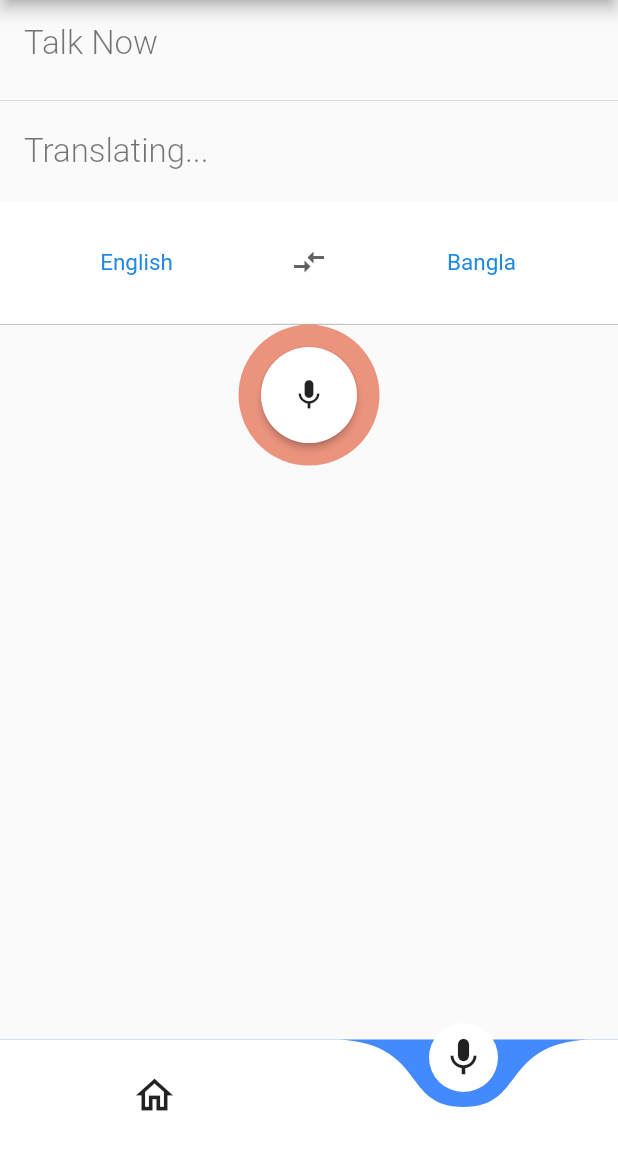
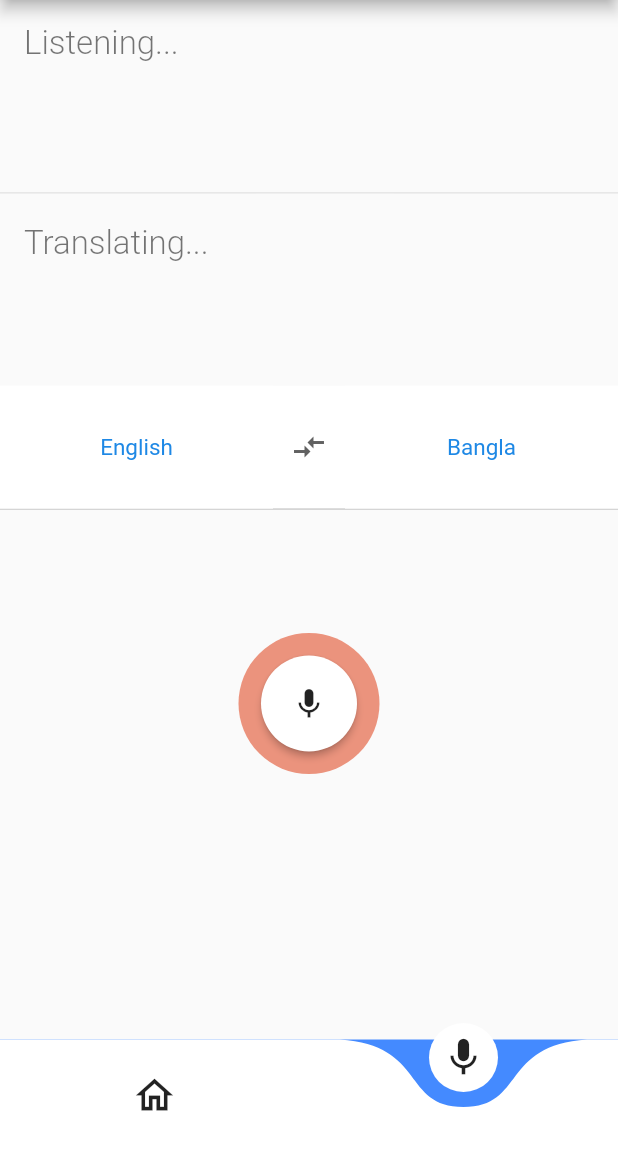
Before and after one commit to SyedMahamudulHasan/voice-translator, a Flutter app: the screen it shows after launch, item 2 of the bottom bar chosen, on a phone screen of 412 x 824 dp, the part 84-1236 px from its top. Run offline on Flutter 3.47's test engine with Material 2 defaults, Android fonts, the phone set to English and light mode, and no system bars; drawn by our look-alikes of curved_navigation_bar; our stand-ins replace speech_to_text; missing offline and left inert: translator.

Commit message:
modify design

```diff
--- a/lib/screens/translatorScreen.dart
+++ b/lib/screens/translatorScreen.dart
@@ -87,7 +87,6 @@ class _TranslatorScreenState extends State<TranslatorScreen> {
         timer.cancel();
         _speech.stop();
         _translateSpeech();
-        //Navigator.pop(context, _speechText);
       }
     });
   }
@@ -123,6 +122,7 @@ class _TranslatorScreenState extends State<TranslatorScreen> {
           children: [
             Container(
               width: double.infinity,
+              height: MediaQuery.of(context).size.height * 0.15,
               padding: const EdgeInsets.only(
                 left: 16.0,
                 right: 16.0,
@@ -130,7 +130,7 @@ class _TranslatorScreenState extends State<TranslatorScreen> {
                 bottom: 20.0,
               ),
               child: Text(
-                _speechText ?? "Talk Now",
+                _speechText ?? "Listening...",
                 style: const TextStyle(
                   color: Colors.black54,
                   fontWeight: FontWeight.w300,
@@ -143,6 +143,7 @@ class _TranslatorScreenState extends State<TranslatorScreen> {
             ),
             Container(
               width: double.infinity,
+              height: MediaQuery.of(context).size.height * 0.15,
               padding: const EdgeInsets.only(
                   left: 16.0, right: 16.0, top: 16.0, bottom: 20.0),
               child: Text(
@@ -155,6 +156,9 @@ class _TranslatorScreenState extends State<TranslatorScreen> {
               ),
             ),
             const ChooseLanguage(),
+            SizedBox(
+              height: MediaQuery.of(context).size.height * 0.10,
+            ),
             _isRecording
                 ? RecorderButton(
                     iconData: Icons.mic,
```
